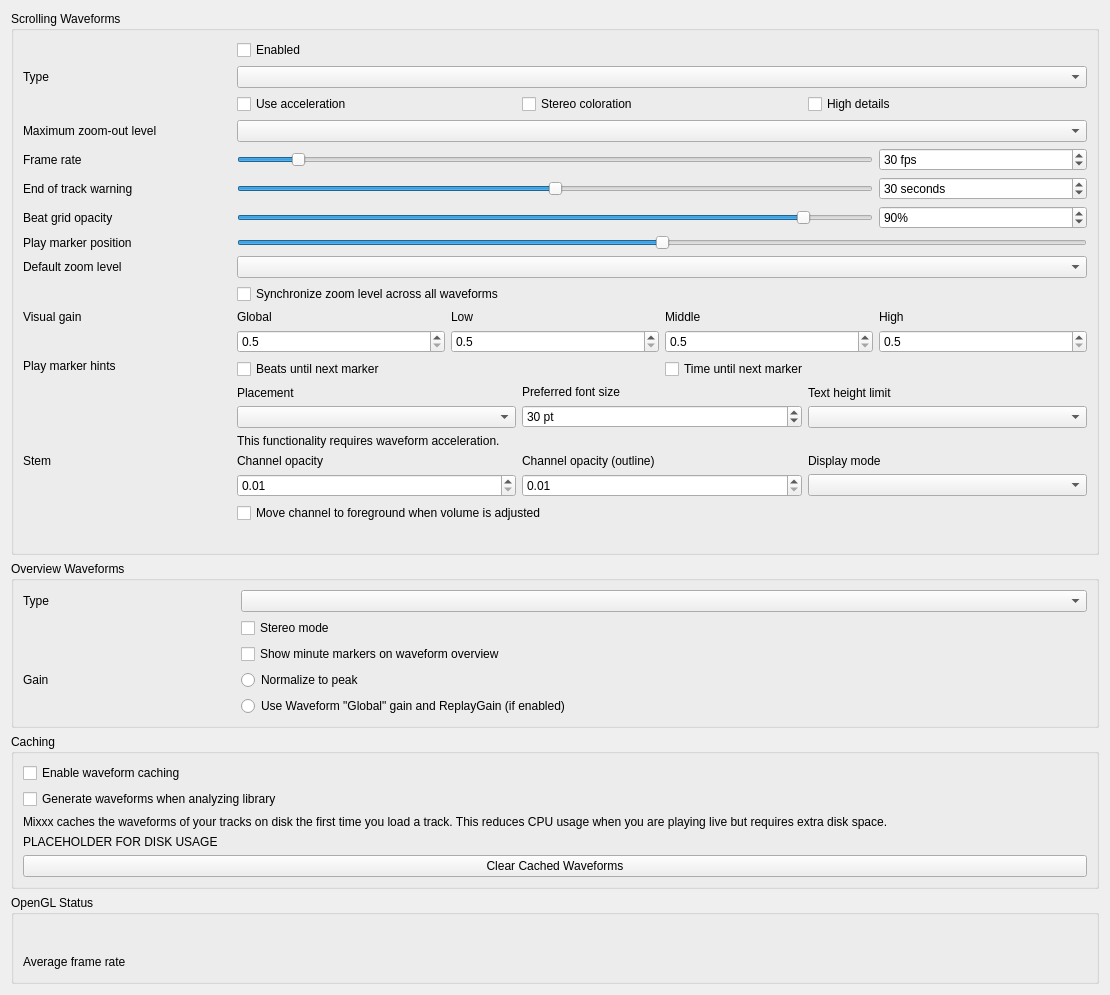
Before: the Qt Designer form src/preferences/dialog/dlgprefwaveformdlg.ui in 0cwa/mixxx, drawn with Qt 5.
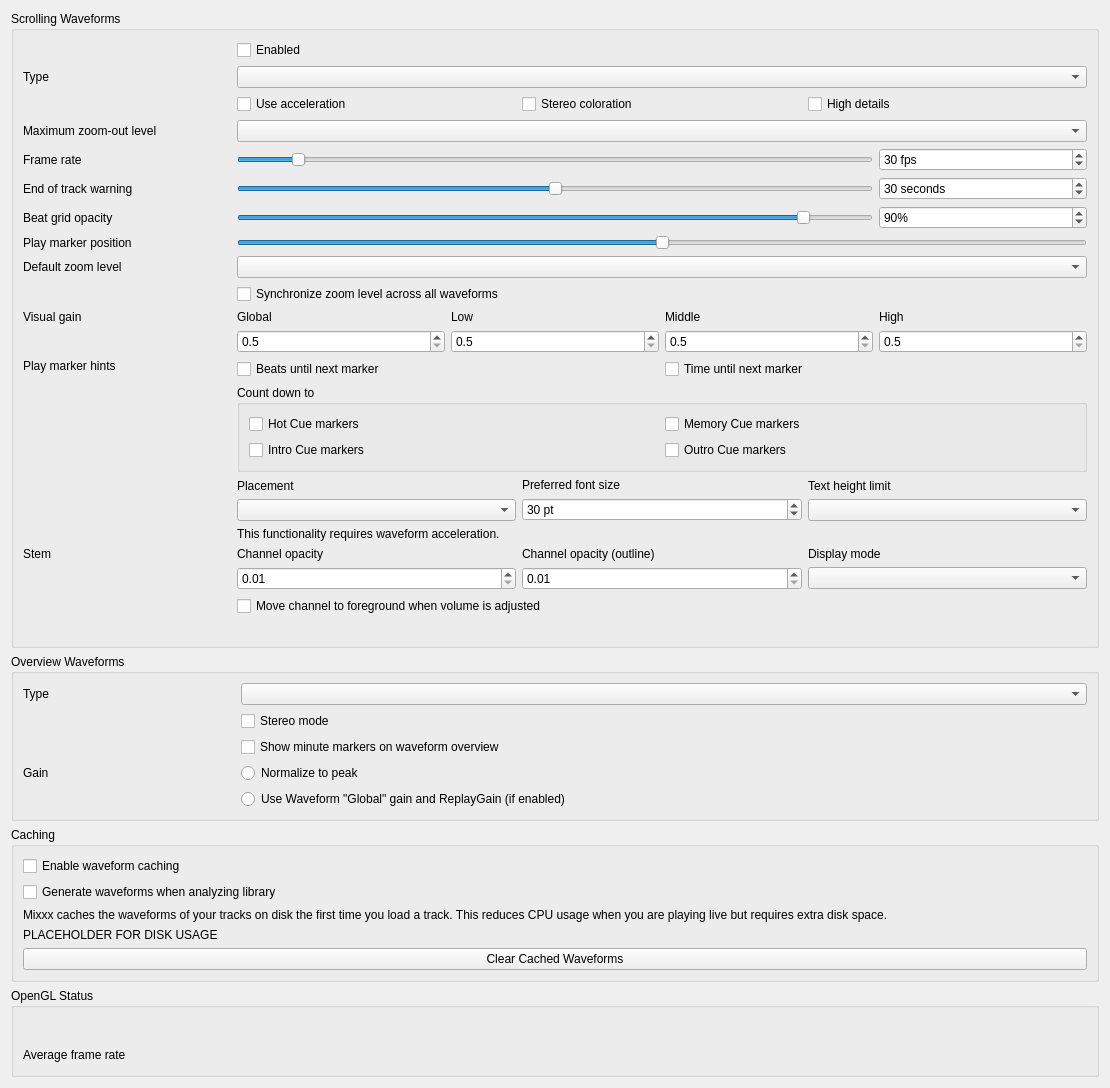
After: the same form once the commit is applied.

Patch:
```diff
--- a/src/preferences/dialog/dlgprefwaveformdlg.ui
+++ b/src/preferences/dialog/dlgprefwaveformdlg.ui
@@ -519,7 +519,59 @@
      </item>
 
      <item row="12" column="1" colspan="4">
-      <layout class="QHBoxLayout" name="marker_option_layout">
+      <layout class="QVBoxLayout" name="untilMarkOptionsLayout">
+       <item>
+        <widget class="QGroupBox" name="untilMarkCueTypesGroupBox">
+         <property name="title">
+          <string>Count down to</string>
+         </property>
+         <layout class="QGridLayout" name="untilMarkCueTypesLayout">
+          <item row="0" column="0">
+           <widget class="QCheckBox" name="untilMarkShowHotCuesCheckBox">
+            <property name="toolTip">
+             <string>Include Hot Cue markers when choosing the next countdown marker.</string>
+            </property>
+            <property name="text">
+             <string>Hot Cue markers</string>
+            </property>
+           </widget>
+          </item>
+          <item row="0" column="1">
+           <widget class="QCheckBox" name="untilMarkShowMemoryCuesCheckBox">
+            <property name="toolTip">
+             <string>Include Memory Cue markers when choosing the next countdown marker.</string>
+            </property>
+            <property name="text">
+             <string>Memory Cue markers</string>
+            </property>
+           </widget>
+          </item>
+          <item row="1" column="0">
+           <widget class="QCheckBox" name="untilMarkShowIntroCuesCheckBox">
+            <property name="toolTip">
+             <string>Include Intro Cue markers when choosing the next countdown marker.</string>
+            </property>
+            <property name="text">
+             <string>Intro Cue markers</string>
+            </property>
+           </widget>
+          </item>
+          <item row="1" column="1">
+           <widget class="QCheckBox" name="untilMarkShowOutroCuesCheckBox">
+            <property name="toolTip">
+             <string>Include Outro Cue markers when choosing the next countdown marker.</string>
+            </property>
+            <property name="text">
+             <string>Outro Cue markers</string>
+            </property>
+           </widget>
+          </item>
+         </layout>
+        </widget>
+       </item>
+
+       <item>
+        <layout class="QHBoxLayout" name="marker_option_layout">
        <item>
         <layout class="QVBoxLayout" name="marker_options_placement_layout">
          <item>
@@ -599,7 +651,9 @@
         </layout>
        </item>
 
-      </layout><!-- marker_option_layout -->
+        </layout><!-- marker_option_layout -->
+       </item>
+      </layout><!-- untilMarkOptionsLayout -->
      </item>
 
      <item row="13" column="1" colspan="4">
```
Left out of the diff: 4 changed lines with no effect on the pictures.
